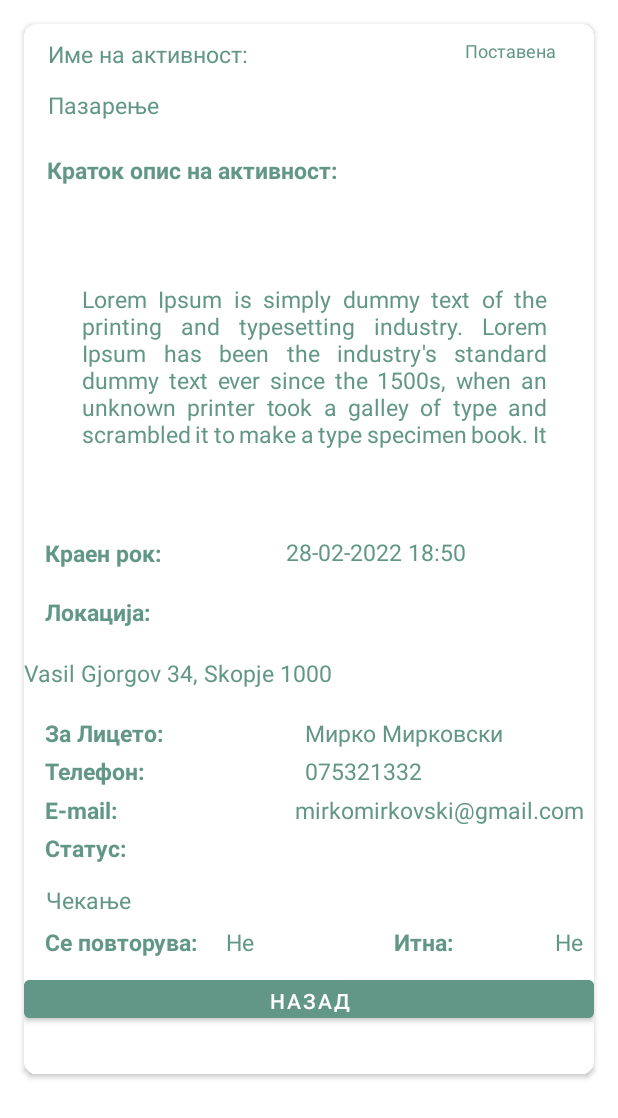
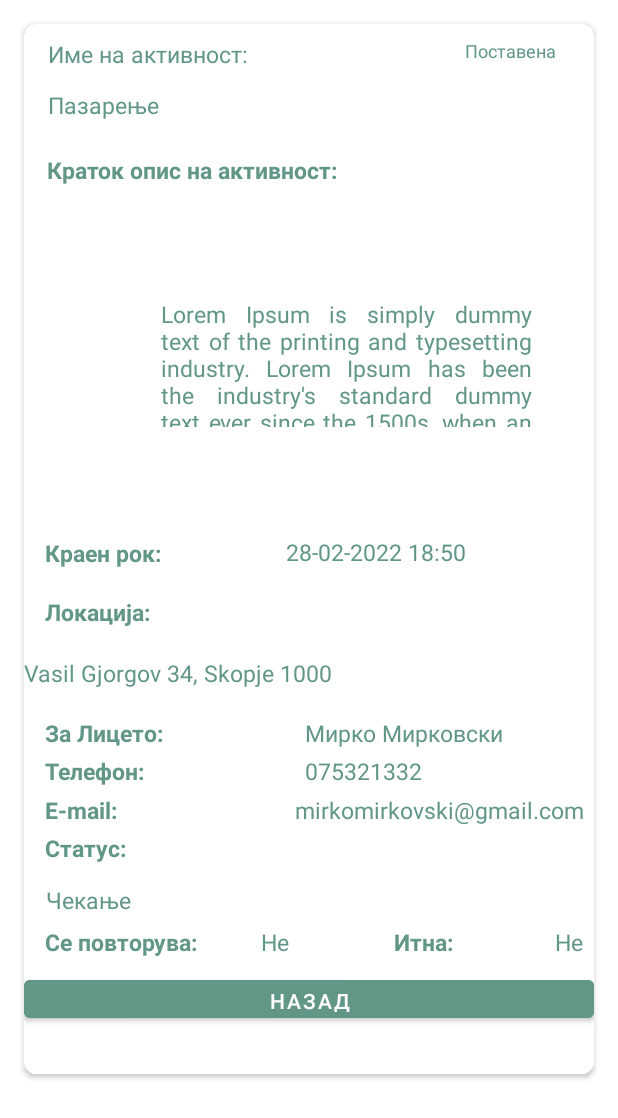
Before and after one commit to evilcomputer12/ZivototEKrugBackup, an Android app: the layout item_volonter3.xml on its own in the app's theme, with its tools: preview values and no code run, on a phone screen of 412 x 824 dp. Shown: the top 1118 px of the screen. Run offline under Robolectric (Android 15) with nearby library versions, the light colour scheme and no system bars.

Commit message:
Update item_volonter3.xml

```diff
--- a/app/src/main/res/layout/item_volonter3.xml
+++ b/app/src/main/res/layout/item_volonter3.xml
@@ -74,8 +74,8 @@
 
             <TextView
                 android:id="@+id/aktivnost_details4"
-                android:layout_width="310dp"
-                android:layout_height="112dp"
+                android:layout_width="247dp"
+                android:layout_height="86dp"
                 android:layout_gravity="center_horizontal|center"
                 android:justificationMode="inter_word"
                 android:text="Lorem Ipsum is simply dummy text of the printing and typesetting industry. Lorem Ipsum has been the industry's standard dummy text ever since the 1500s, when an unknown printer took a galley of type and scrambled it to make a type specimen book. It has survived not only five centuries, but also the leap into electronic typesetting, remaining essentially unchanged. It was popularised in the 1960s with the release of Letraset sheets containing Lorem Ipsum passages, and more recently with desktop publishing software like Aldus PageMaker including versions of Lorem Ipsum."
@@ -83,10 +83,10 @@
                 android:textSize="15sp"
                 app:layout_constraintBottom_toBottomOf="parent"
                 app:layout_constraintEnd_toEndOf="parent"
-                app:layout_constraintHorizontal_bias="0.551"
+                app:layout_constraintHorizontal_bias="0.689"
                 app:layout_constraintStart_toStartOf="parent"
                 app:layout_constraintTop_toTopOf="parent"
-                app:layout_constraintVertical_bias="0.294" />
+                app:layout_constraintVertical_bias="0.298" />
 
             <TextView
                 android:layout_width="wrap_content"
@@ -318,7 +318,7 @@
                 android:textStyle=""
                 app:layout_constraintBottom_toBottomOf="parent"
                 app:layout_constraintEnd_toEndOf="parent"
-                app:layout_constraintHorizontal_bias="0.372"
+                app:layout_constraintHorizontal_bias="0.438"
                 app:layout_constraintStart_toStartOf="parent"
                 app:layout_constraintTop_toTopOf="parent"
                 app:layout_constraintVertical_bias="0.886" />
```
